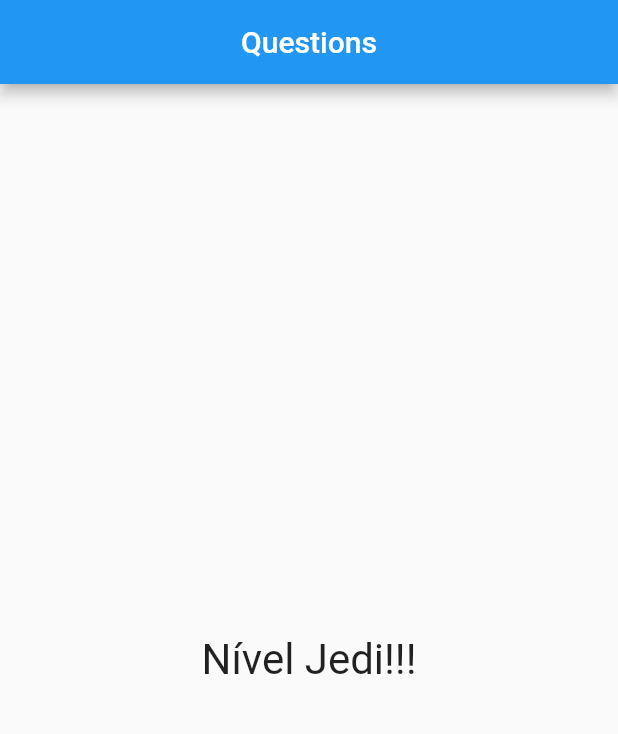
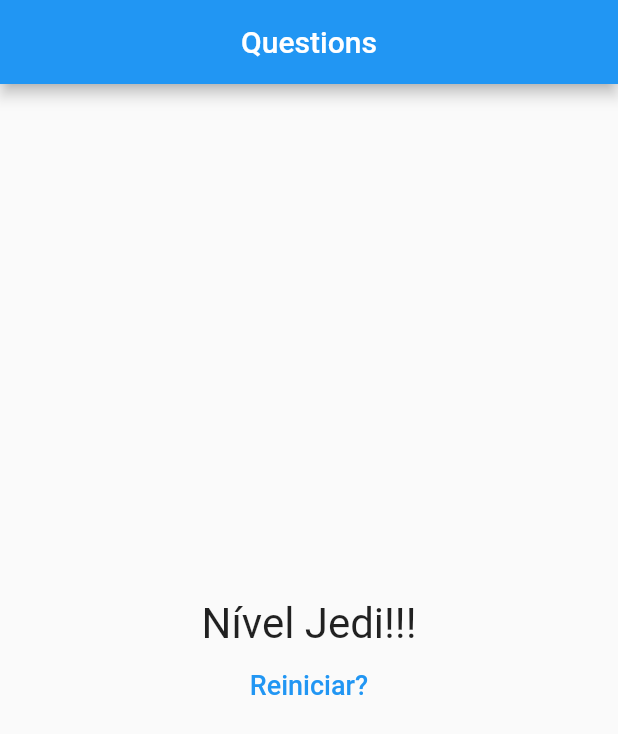
Before and after one commit to brandao-rafael/udemy-flutter, a Flutter app: the screen it shows after launch, after a tap on "Preto", after a tap on "Cobra", after a tap on "Léo", on a phone screen of 412 x 824 dp. Shown: the top 734 px of the screen. Run offline on Flutter 3.47's test engine with Material 2 defaults, Android fonts, the phone set to English and light mode, and no system bars.

Commit message:
feat: add button to restart quiz

```diff
--- a/sessao-2-nocoes-basicas-de-flutter/project_questions/lib/main.dart
+++ b/sessao-2-nocoes-basicas-de-flutter/project_questions/lib/main.dart
@@ -53,6 +53,13 @@
     print(_totalPoints);
   }
 
+  void _restartQuiz() {
+    setState(() {
+      _selectedAwnser = 0;
+      _totalPoints = 0;
+    });
+  }
+
   @override
   Widget build(BuildContext context) {
     return MaterialApp(
@@ -66,7 +73,7 @@
                     selectedAwnser: _selectedAwnser,
                     toRespond: _awnser,
                   )
-                : Result(_totalPoints)));
+                : Result(_totalPoints, _restartQuiz)));
   }
 }
 
--- a/sessao-2-nocoes-basicas-de-flutter/project_questions/lib/result.dart
+++ b/sessao-2-nocoes-basicas-de-flutter/project_questions/lib/result.dart
@@ -3,8 +3,9 @@
 
 class Result extends StatelessWidget {
   final int points;
+  final void Function() toRestartQuiz;
 
-  const Result(this.points, {super.key});
+  const Result(this.points, this.toRestartQuiz, {super.key});
 
   String get resultPhrase {
     if(points < 8) {
@@ -20,11 +21,24 @@
 
   @override
   Widget build(BuildContext context) {
-    return Center(
-      child: Text(
-        resultPhrase,
-        style: const TextStyle(fontSize: 28),
-      ),
+    return Column(
+      mainAxisAlignment: MainAxisAlignment.center,
+      children: [
+        Center(
+          child: Text(
+            resultPhrase,
+            style: const TextStyle(fontSize: 28),
+          ),
+        ),
+        TextButton(
+          onPressed: toRestartQuiz,
+          child: const Text(
+            'Reiniciar?',
+            style: TextStyle(fontSize: 18, color: Colors.blue)
+          ),
+
+        )
+      ],
     );
   }
 }
```
